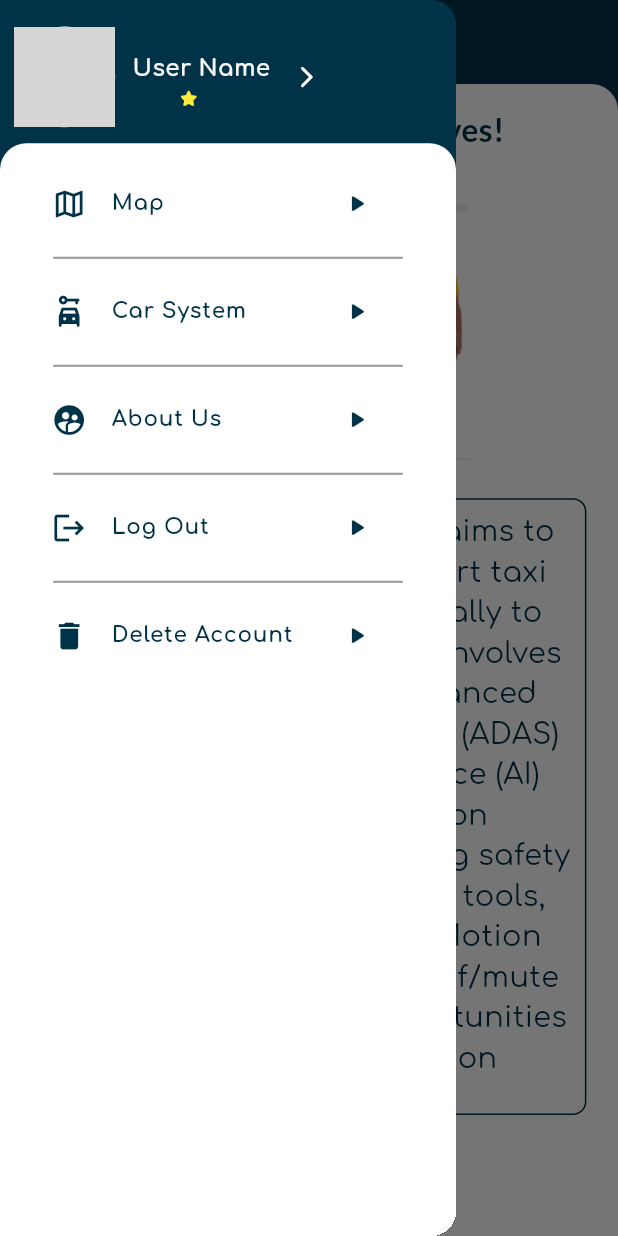
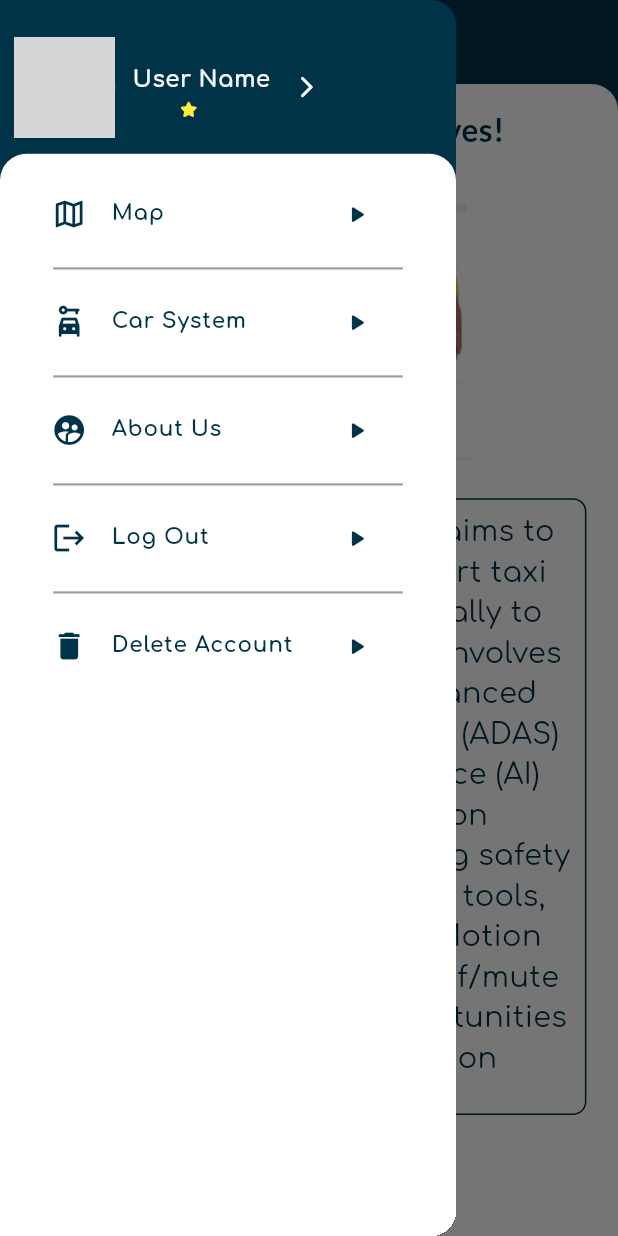
Before and after one commit to Duaawagdy/mute_motion, a Flutter app: the About_As screen opened by its route, with the side drawer open, on a phone screen of 412 x 824 dp. Run offline on Flutter 3.47's test engine with Material 3 defaults, Android fonts, the phone set to English and light mode, and no system bars; our stand-ins replace audioplayers, camera, dio, firebase_core, firebase_messaging, flutter_local_notifications and 15 more; missing offline and left inert: flutter_polyline_points; accounts and stored records are empty; network calls fail; project files that could hold a hidden picture were left out; grey boxes are pictures that could not be loaded.

Commit message:
any edit

```diff
--- a/lib/feature/feedback/data/feedback_api.dart
+++ b/lib/feature/feedback/data/feedback_api.dart
@@ -93,6 +93,9 @@ class RatingApi {
       context: context,
       builder: (BuildContext context) {
         return AlertDialog(
+          shape: RoundedRectangleBorder(
+            borderRadius: BorderRadius.circular(20.0),
+          ),
           backgroundColor: Colors.white,
           title: Text(
             title,
--- a/lib/feature/feedback/presentation/view/feedback_screen.dart
+++ b/lib/feature/feedback/presentation/view/feedback_screen.dart
@@ -2,6 +2,7 @@
 import 'package:flutter/cupertino.dart';
 import 'package:flutter/material.dart';
 import 'package:flutter_screenutil/flutter_screenutil.dart';
+import 'package:go_router/go_router.dart';
 import 'package:mute_motion/core/utils/constant.dart';
 
 import '../../data/feedback_api.dart';
@@ -86,7 +87,9 @@ class _FeedbackScreenState extends State<FeedbackScreen> {
                 children: [
                   skipBtn(
                     text: 'Skip',
-                    onTap: () {},
+                    onTap: () {
+                      GoRouter.of(context).push('/orders');
+                    },
                   ),
                   SizedBox(
                     width: 10.w,
--- a/lib/feature/orders_screen/view/orders_screen.dart
+++ b/lib/feature/orders_screen/view/orders_screen.dart
@@ -95,6 +95,7 @@ class _OrdersScreenState extends State<Orders_Screen> {
         padding:  EdgeInsets.only(
           top: 20.h,
           left: 15.w,
+          right: 15.w,
         ),
         decoration:  BoxDecoration(
           color: Colors.white,
--- a/lib/feature/sidebar/presentation/view/sidebar.dart
+++ b/lib/feature/sidebar/presentation/view/sidebar.dart
@@ -15,7 +15,7 @@ class NavDrawer extends StatelessWidget {
       backgroundColor: darkGreen,
       child: ListView(padding: EdgeInsets.zero, children: [
         Padding(
-          padding:  EdgeInsets.only(top: 20.h,left: 10.w,bottom: 12.h,),
+          padding:  EdgeInsets.only(top: 28.h,left: 10.w,bottom: 12.h,),
           child: driverDetails(),
         ),
         menubody(),
```
